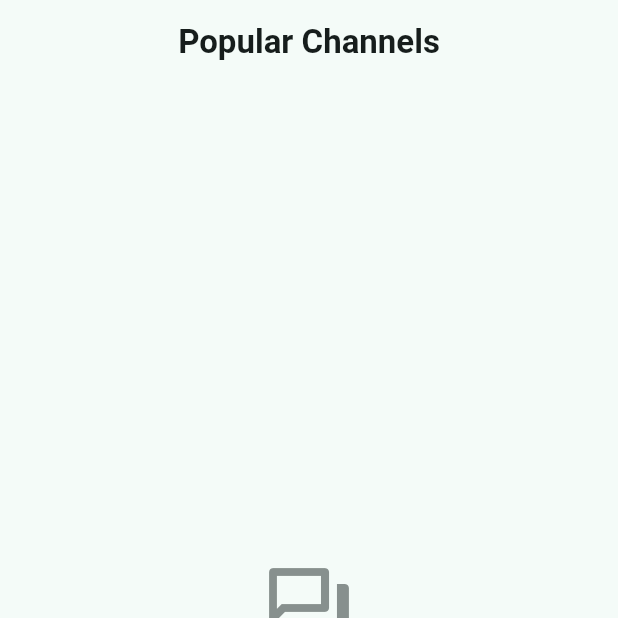
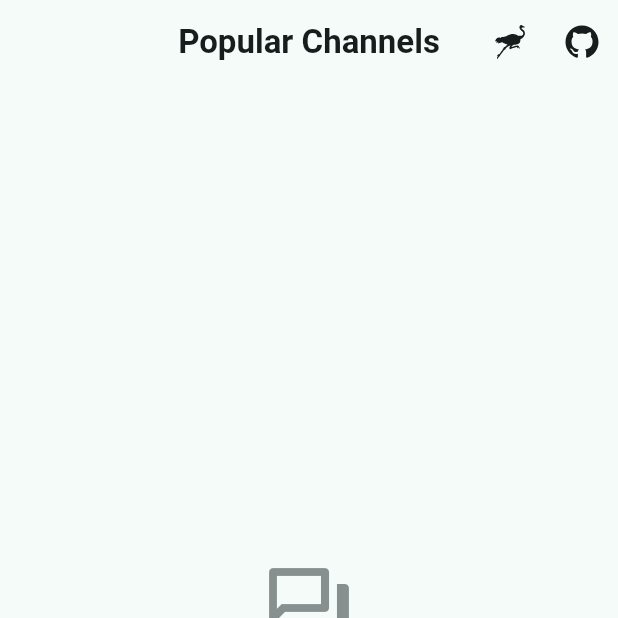
Before and after one commit to nogringo/bitstar, a Flutter app: the screen it shows after launch, on a phone screen of 412 x 824 dp, the top half of it. Run offline on Flutter 3.47's test engine with Material 3 defaults, Android fonts, the light colour scheme and no system bars; our stand-ins replace flutter_svg, get, toastification; missing offline and left inert: ndk; statements that could not run were skipped.

Commit message:
github and nostr linkl

```diff
--- a/lib/channels_page.dart
+++ b/lib/channels_page.dart
@@ -1,7 +1,9 @@
 import 'package:flutter/material.dart';
 import 'package:flutter/services.dart';
+import 'package:flutter_svg/flutter_svg.dart';
 import 'package:get/get.dart';
 import 'package:toastification/toastification.dart';
+import 'package:url_launcher/url_launcher.dart';
 import 'repository.dart';
 
 class ChannelsPage extends StatelessWidget {
@@ -18,6 +20,46 @@ class ChannelsPage extends StatelessWidget {
         centerTitle: true,
         elevation: 0,
         scrolledUnderElevation: 2,
+        actions: [
+          IconButton(
+            icon: SvgPicture.asset(
+              'assets/icons/nostr.svg',
+              width: 24,
+              height: 24,
+              colorFilter: ColorFilter.mode(
+                Theme.of(context).colorScheme.onSurface,
+                BlendMode.srcIn,
+              ),
+            ),
+            onPressed: () async {
+              final url = Uri.parse(
+                'https://nosta.me/b22b06b051fd5232966a9344a634d956c3dc33a7f5ecdcad9ed11ddc4120a7f2',
+              );
+              if (await canLaunchUrl(url)) {
+                await launchUrl(url, mode: LaunchMode.externalApplication);
+              }
+            },
+            tooltip: 'View on Nostr',
+          ),
+          IconButton(
+            icon: SvgPicture.asset(
+              'assets/icons/github.svg',
+              width: 24,
+              height: 24,
+              colorFilter: ColorFilter.mode(
+                Theme.of(context).colorScheme.onSurface,
+                BlendMode.srcIn,
+              ),
+            ),
+            onPressed: () async {
+              final url = Uri.parse('https://github.com/nogringo/bitstar');
+              if (await canLaunchUrl(url)) {
+                await launchUrl(url, mode: LaunchMode.externalApplication);
+              }
+            },
+            tooltip: 'View on GitHub',
+          ),
+        ],
       ),
       body: GetBuilder<Repository>(
         builder: (repo) {
--- a/lib/main.dart
+++ b/lib/main.dart
@@ -53,6 +53,7 @@ class MainApp extends StatelessWidget {
           brightness: Brightness.dark,
         ),
       ),
+      debugShowCheckedModeBanner: false,
       themeMode: ThemeMode.system,
       home: const ChannelsPage(),
     );
--- a/pubspec.yaml
+++ b/pubspec.yaml
@@ -9,9 +9,11 @@ environment:
 dependencies:
   flutter:
     sdk: flutter
+  flutter_svg: ^2.2.0
   get: ^4.7.2
   ndk: ^0.5.0
   toastification: ^3.0.3
+  url_launcher: ^6.3.2
 
 dev_dependencies:
   flutter_test:
@@ -20,3 +22,5 @@ dev_dependencies:
 
 flutter:
   uses-material-design: true
+  assets:
+    - assets/icons/
```
Also changed, not shown: assets/icons/github.svg (added), assets/icons/nostr.svg (added), pubspec.lock, 7 other files.
